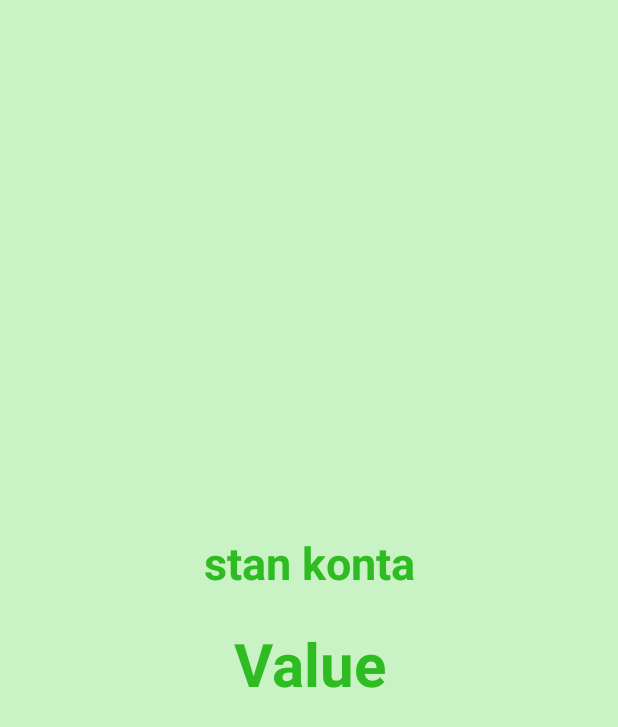
After one commit to bogusz2233/Bank, an Android app: the StanKonta screen opened directly, with no data from a screen before it, on a phone screen of 412 x 824 dp. The commit adds this screen. Shown: the top 727 px of the screen. Run offline under Robolectric (Android 15) with nearby library versions, the phone set to English and light mode, and no system bars.

Commit message:
added switching to new activity, stanKonta and MiniGame

```diff
--- a/app/src/main/AndroidManifest.xml
+++ b/app/src/main/AndroidManifest.xml
@@ -20,8 +20,9 @@
         </activity>
         <activity
             android:name=".ChooseActivity"
-            android:screenOrientation="portrait"></activity>
-        <activity android:name=".MiniGra"></activity>
+            android:screenOrientation="portrait" />
+        <activity android:name=".MiniGra" />
+        <activity android:name=".StanKonta"></activity>
     </application>
 
 </manifest>
--- /dev/null
+++ b/app/src/main/java/com/example/bogusz/bank/StanKonta.java
@@ -0,0 +1,13 @@
+package com.example.bogusz.bank;
+
+import android.support.v7.app.AppCompatActivity;
+import android.os.Bundle;
+
+public class StanKonta extends AppCompatActivity {
+
+    @Override
+    protected void onCreate(Bundle savedInstanceState) {
+        super.onCreate(savedInstanceState);
+        setContentView(R.layout.activity_stan_konta);
+    }
+}
--- /dev/null
+++ b/app/src/main/res/layout/activity_stan_konta.xml
@@ -0,0 +1,42 @@
+<?xml version="1.0" encoding="utf-8"?>
+<LinearLayout
+    xmlns:android="http://schemas.android.com/apk/res/android"
+    xmlns:tools="http://schemas.android.com/tools"
+    android:orientation="vertical"
+    android:background="@color/colorPrimary"
+    android:layout_width="match_parent"
+    android:layout_height="match_parent"
+    android:gravity="center"
+    tools:context="com.example.bogusz.bank.StanKonta">
+
+    <TextView
+
+        android:layout_width="344dp"
+        android:layout_height="wrap_content"
+
+        android:gravity="center"
+
+        android:text="stan konta"
+        android:textColor="@color/colorAccent"
+        android:textStyle="bold"
+        android:textSize="30dp"
+        tools:layout_editor_absoluteY="8dp"
+        tools:layout_editor_absoluteX="8dp" />
+
+    <TextView
+        android:id="@+id/txValue"
+        android:layout_marginTop="20dp"
+        android:layout_width="344dp"
+        android:layout_height="wrap_content"
+
+        android:gravity="center"
+
+        android:text="Value"
+        android:textColor="@color/colorAccent"
+        android:textStyle="bold"
+        android:textSize="40dp"
+        tools:layout_editor_absoluteY="8dp"
+        tools:layout_editor_absoluteX="8dp" />
+
+
+</LinearLayout>
```
Also changed, not shown: app/src/main/java/com/example/bogusz/bank/ChooseActivity.java (+25 -1 lines), app/src/main/java/com/example/bogusz/bank/MainActivity.java (+27 -0 lines).
